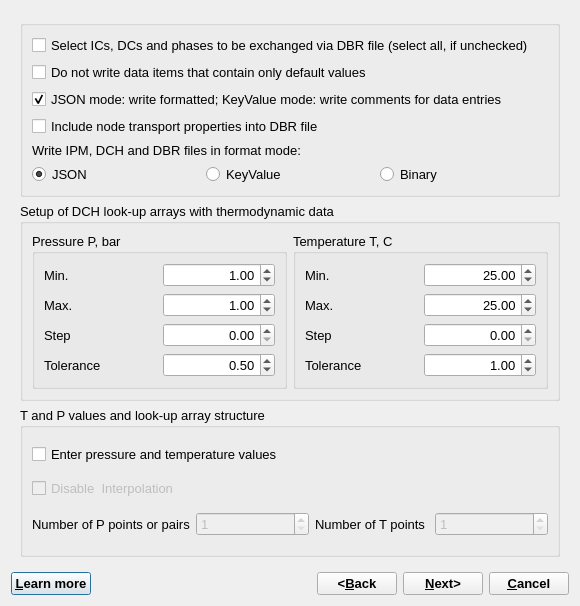
First picture: the form in GUI/Dialogs4/LookupDialog4.ui, repository gemshub/GEMSGUI, before the edit.
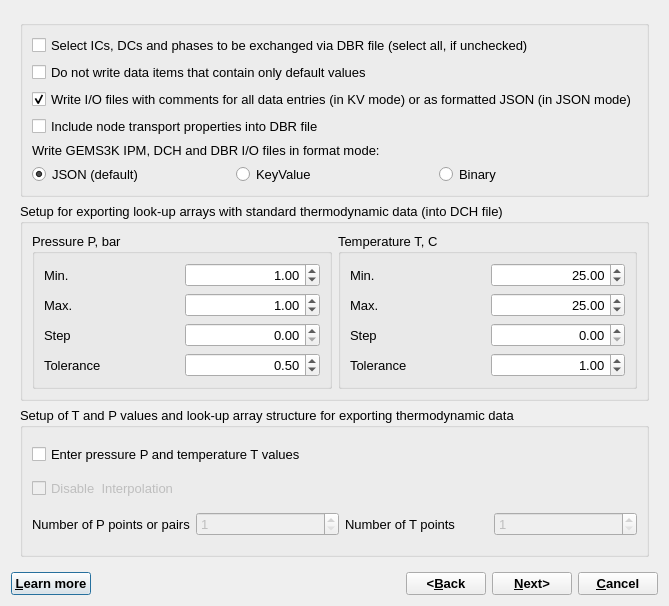
Second picture: the form after the edit.

Patch:
```diff
--- a/GUI/Dialogs4/LookupDialog4.ui
+++ b/GUI/Dialogs4/LookupDialog4.ui
@@ -55,7 +55,7 @@
           <item row="2" column="0" colspan="3">
            <widget class="QCheckBox" name="chComment">
             <property name="text">
-             <string>JSON mode: write formatted; KeyValue mode: write comments for data entries</string>
+             <string>Write I/O files with comments for all data entries (in KV mode) or as formatted JSON (in JSON mode)</string>
             </property>
             <property name="checked">
              <bool>true</bool>
@@ -75,14 +75,14 @@
           <item row="4" column="0" colspan="3">
            <widget class="QLabel" name="label_13">
             <property name="text">
-             <string>Write IPM, DCH and DBR files in format mode: </string>
+             <string>Write GEMS3K IPM, DCH and DBR I/O files in format mode: </string>
             </property>
            </widget>
           </item>
           <item row="5" column="0">
            <widget class="QRadioButton" name="rbJson">
             <property name="text">
-             <string>JSON</string>
+             <string>JSON (default)</string>
             </property>
             <property name="checked">
              <bool>true</bool>
@@ -109,7 +109,7 @@
        <item>
         <widget class="QGroupBox" name="groupBox_2">
          <property name="title">
-          <string>Setup of DCH look-up arrays with thermodynamic data </string>
+          <string>Setup for exporting look-up arrays with standard thermodynamic data (into DCH file)</string>
          </property>
          <layout class="QHBoxLayout" name="horizontalLayout">
           <item>
@@ -332,13 +332,13 @@
        <item>
         <widget class="QGroupBox" name="groupBox_5">
          <property name="title">
-          <string>T and P values and look-up array structure</string>
+          <string>Setup of T and P values and look-up array structure for exporting thermodynamic data</string>
          </property>
          <layout class="QGridLayout" name="gridLayout_3">
           <item row="0" column="0" colspan="3">
            <widget class="QCheckBox" name="checkArrays">
             <property name="text">
-             <string>Enter pressure and temperature values</string>
+             <string>Enter pressure P and temperature T values</string>
             </property>
            </widget>
           </item>
```
